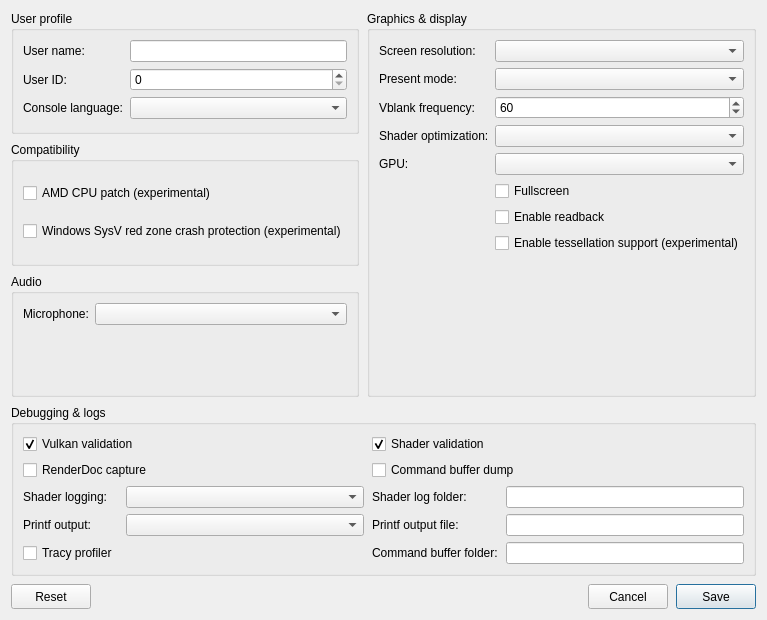
Old version of the form src/launcher/forms/configuration_edit_dialog.ui in the repository OGKushhh/AbdoPS5.
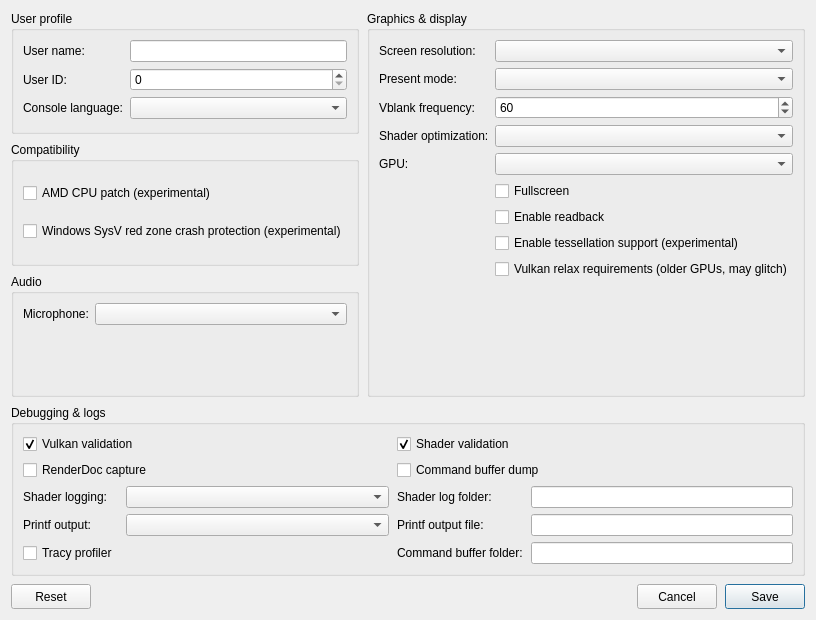
New version of the form. Custom widgets are drawn as their Qt base class.

Commit message: feat(launcher): add 'Vulkan relax requirements' checkbox to Edit Config

```diff
--- a/src/launcher/forms/configuration_edit_dialog.ui
+++ b/src/launcher/forms/configuration_edit_dialog.ui
@@ -173,6 +173,12 @@
           <property name="text"><string>Enable tessellation support (experimental)</string></property>
          </widget>
         </item>
+        <item row="8" column="1">
+         <widget class="QCheckBox" name="checkBox_vulkan_relax">
+          <property name="toolTip"><string>Skip rejection of older GPUs that lack fragmentShaderBarycentric, colorWriteEnable, or depthClipEnable. For Pascal GTX 10-series and similar. May cause visual glitches.</string></property>
+          <property name="text"><string>Vulkan relax requirements (older GPUs, may glitch)</string></property>
+         </widget>
+        </item>
        </layout>
       </widget>
      </item>
```
The commit also changes 3 other files.
